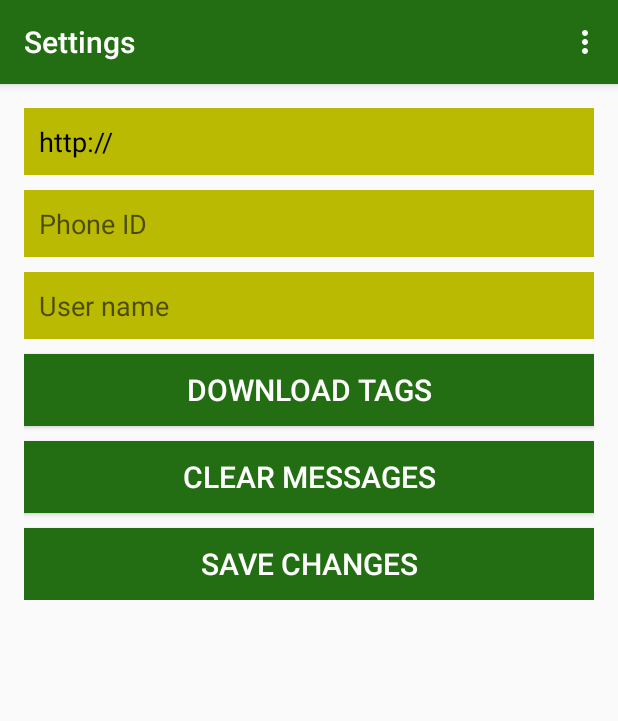
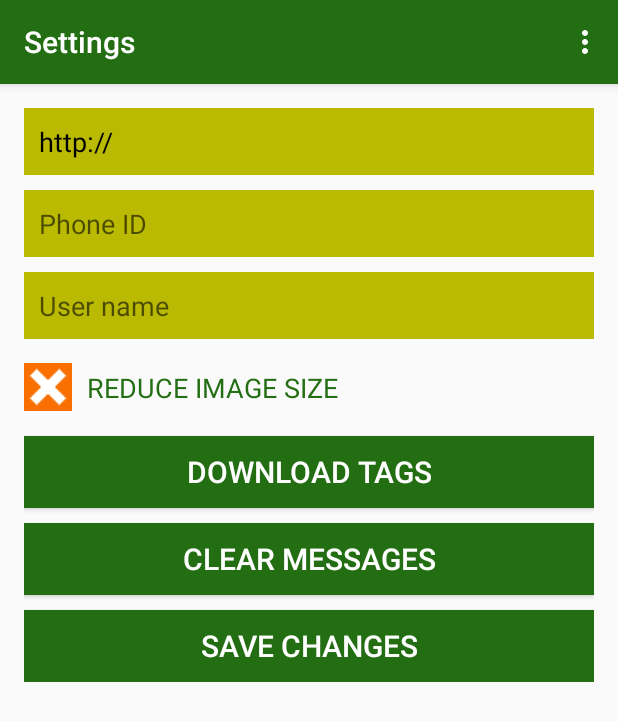
Before and after one commit to ojovoz/ojoVoz-platform, an Android app: the screen it shows after launch (settings), after a tap on "SAVE CHANGES", on a phone screen of 412 x 824 dp. Shown: the top 721 px of the screen. Run offline under Robolectric (Android 15) with nearby library versions, the light colour scheme and no system bars; libraries missing offline, so code that uses them is left out: com.github.hiteshsondhi88.libffmpeg; 2 statements that could not run were skipped.

Commit message:
Image scaling option
Added option for image scaling

```diff
--- a/ojovoz_mobile/ojovoz_2022/app/src/main/java/ojovoz/ojovoz/pictureSound.java
+++ b/ojovoz_mobile/ojovoz_2022/app/src/main/java/ojovoz/ojovoz/pictureSound.java
@@ -70,6 +70,7 @@ public class pictureSound extends AppCompatActivity implements httpConnection.As
     String photoFile = "";
     String prevPhotoFile = "";
     boolean photoDone;
+    boolean scaleImage;
 
     private audioRecorder soundRecorder;
     private Boolean recording;
@@ -139,6 +140,7 @@ public class pictureSound extends AppCompatActivity implements httpConnection.As
         user = preferences.getPreference("user");
         server = preferences.getPreference("server");
         phoneID = preferences.getPreference("phoneID");
+        scaleImage = preferences.getPreferenceBoolean("scale");
         if (server.isEmpty() || phoneID.isEmpty() || user.isEmpty()) {
             goToSettings();
         } else {
@@ -532,8 +534,13 @@ public class pictureSound extends AppCompatActivity implements httpConnection.As
     @Override
     protected void onActivityResult(int requestCode, int resultCode, Intent data) {
         super.onActivityResult(requestCode, resultCode, data);
+        Bitmap thumb;
         if (requestCode == CAPTURE_IMAGE_ACTIVITY_REQUEST_CODE && resultCode == RESULT_OK) {
-            Bitmap thumb = scaleBitmap(photoFile);
+            if(scaleImage) {
+                thumb = scaleBitmap(photoFile);
+            } else {
+                thumb = BitmapFactory.decodeFile(photoFile);
+            }
             if (thumb != null) {
                 ImageView thumbnail = (ImageView) this.findViewById(R.id.thumbnail);
                 thumbnail.setImageBitmap(thumb);
--- a/ojovoz_mobile/ojovoz_2022/app/src/main/java/ojovoz/ojovoz/settings.java
+++ b/ojovoz_mobile/ojovoz_2022/app/src/main/java/ojovoz/ojovoz/settings.java
@@ -11,6 +11,7 @@ import android.support.v7.app.AppCompatActivity;
 import android.view.MenuItem;
 import android.view.View;
 import android.widget.Button;
+import android.widget.CheckBox;
 import android.widget.EditText;
 import android.widget.Toast;
 
@@ -33,6 +34,7 @@ public class settings extends AppCompatActivity implements httpConnection.AsyncR
     public String server;
     public String user;
     public String phoneID;
+    public boolean scaleImage;
 
     boolean bConnecting = false;
     boolean bExit=false;
@@ -40,6 +42,7 @@ public class settings extends AppCompatActivity implements httpConnection.AsyncR
     EditText st;
     EditText pt;
     EditText ut;
+    CheckBox si;
 
     ProgressDialog downloadingParamsDialog;
     ProgressDialog downloadingTagsDialog;
@@ -55,6 +58,11 @@ public class settings extends AppCompatActivity implements httpConnection.AsyncR
         server = prefs.getPreference("server");
         user = prefs.getPreference("user");
         phoneID = prefs.getPreference("phoneID");
+        if (prefs.preferenceExists("scale")) {
+            scaleImage = prefs.getPreferenceBoolean("scale");
+        } else {
+            scaleImage = true;
+        }
 
         st = (EditText) findViewById(R.id.serverURL);
         st.setText(server);
@@ -64,6 +72,10 @@ public class settings extends AppCompatActivity implements httpConnection.AsyncR
 
         ut = (EditText) findViewById(R.id.userName);
         ut.setText(user);
+
+        si =(CheckBox) findViewById(R.id.scaleImage);
+        si.setButtonDrawable(R.drawable.custom_checkbox);
+        si.setChecked(scaleImage);
 
         Button tb = (Button)findViewById(R.id.downloadTags);
         tb.setOnClickListener(new View.OnClickListener() {
@@ -200,6 +212,8 @@ public class settings extends AppCompatActivity implements httpConnection.AsyncR
         prefs.savePreference("phoneID",phoneID);
         user=ut.getText().toString();
         prefs.savePreference("user",user);
+        boolean scaleImage = si.isChecked();
+        prefs.savePreferenceBoolean("scale",scaleImage);
         csvFileManager paramList;
         paramList = new csvFileManager("parameters");
         paramList.deleteCSVFile(this);
--- a/ojovoz_mobile/ojovoz_2022/app/src/main/res/layout/activity_settings.xml
+++ b/ojovoz_mobile/ojovoz_2022/app/src/main/res/layout/activity_settings.xml
@@ -46,8 +46,20 @@
             android:singleLine="true"
             android:layout_marginTop="10dp"
             android:hint="@string/placeholderUserName"
+            android:imeOptions="actionNext"
+            android:textColor="@color/colorBlack"/>
+
+        <CheckBox
+            android:layout_width="match_parent"
+            android:layout_height="match_parent"
+            android:id="@+id/scaleImage"
+            android:checked="true"
+            android:text="@string/opScaleImage"
+            android:textColor="@color/colorPrimary"
+            android:textSize="18dp"
+            android:padding="10dp"
             android:imeOptions="actionDone"
-            android:textColor="@color/colorBlack"/>
+            android:layout_marginTop="10dp"/>
 
         <Button
             android:id="@+id/downloadTags"
--- a/ojovoz_mobile/ojovoz_2022/app/src/main/res/values/strings.xml
+++ b/ojovoz_mobile/ojovoz_2022/app/src/main/res/values/strings.xml
@@ -50,4 +50,5 @@
     <string name="photoFailedMessage">Error while saving picture, please try again</string>
     <string name="messageNotSavedText">Message not saved, please try again later</string>
     <string name="saveButtonSavingLabel">SAVING ...</string>
+    <string name="opScaleImage">REDUCE IMAGE SIZE</string>
 </resources>
```
Also changed, not shown: 2 other files.
